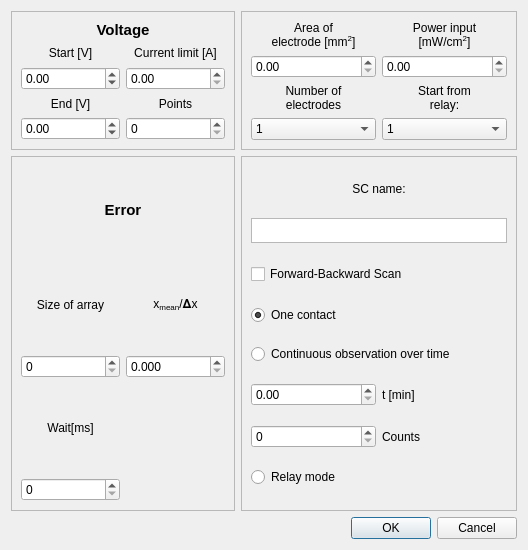
userIsTaken/SolarVACh, file GUI/Dialog.ui: the form before one commit.
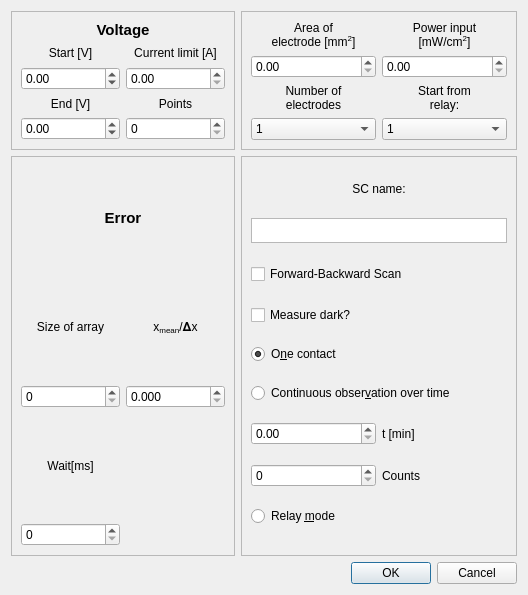
The form after the commit.

What changed in the file:
```diff
--- a/GUI/Dialog.ui
+++ b/GUI/Dialog.ui
@@ -7,7 +7,7 @@
     <x>0</x>
     <y>0</y>
     <width>528</width>
-    <height>550</height>
+    <height>595</height>
    </rect>
   </property>
   <property name="windowTitle">
@@ -379,24 +379,24 @@
         </property>
        </widget>
       </item>
-      <item row="3" column="0">
+      <item row="4" column="0">
        <widget class="QRadioButton" name="oneShotMode">
         <property name="text">
-         <string>One contact</string>
+         <string>O&amp;ne contact</string>
         </property>
         <property name="checked">
          <bool>true</bool>
         </property>
        </widget>
       </item>
-      <item row="5" column="0">
+      <item row="6" column="0">
        <widget class="QDoubleSpinBox" name="timeDelayBox">
         <property name="maximum">
          <double>100.000000000000000</double>
         </property>
        </widget>
       </item>
-      <item row="5" column="1">
+      <item row="6" column="1">
        <widget class="QLabel" name="unitLabel">
         <property name="text">
          <string>t [min]</string>
@@ -419,10 +419,10 @@
         </property>
        </widget>
       </item>
-      <item row="7" column="0">
+      <item row="8" column="0">
        <widget class="QRadioButton" name="relayMode">
         <property name="text">
-         <string>Relay mode</string>
+         <string>Relay &amp;mode</string>
         </property>
        </widget>
       </item>
@@ -439,27 +439,34 @@
         </property>
        </widget>
       </item>
-      <item row="4" column="0" colspan="2">
+      <item row="5" column="0" colspan="2">
        <widget class="QRadioButton" name="timeMode">
         <property name="text">
-         <string>Continuous observation over time</string>
+         <string>Continuous obser&amp;vation over time</string>
         </property>
        </widget>
       </item>
-      <item row="6" column="0">
+      <item row="7" column="0">
        <widget class="QSpinBox" name="countBox">
         <property name="maximum">
          <number>1000</number>
         </property>
        </widget>
       </item>
-      <item row="6" column="1">
+      <item row="7" column="1">
        <widget class="QLabel" name="label_10">
         <property name="text">
          <string>Counts</string>
         </property>
        </widget>
       </item>
+      <item row="3" column="0">
+       <widget class="QCheckBox" name="darkBox">
+        <property name="text">
+         <string>Measure dark?</string>
+        </property>
+       </widget>
+      </item>
      </layout>
     </widget>
    </item>
```
